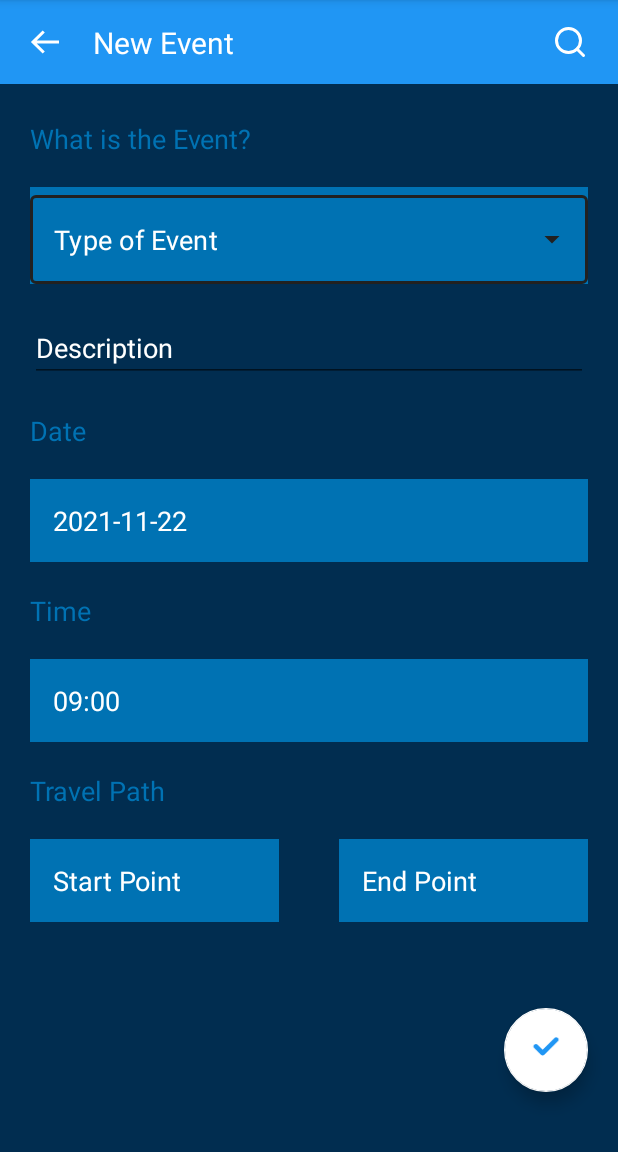
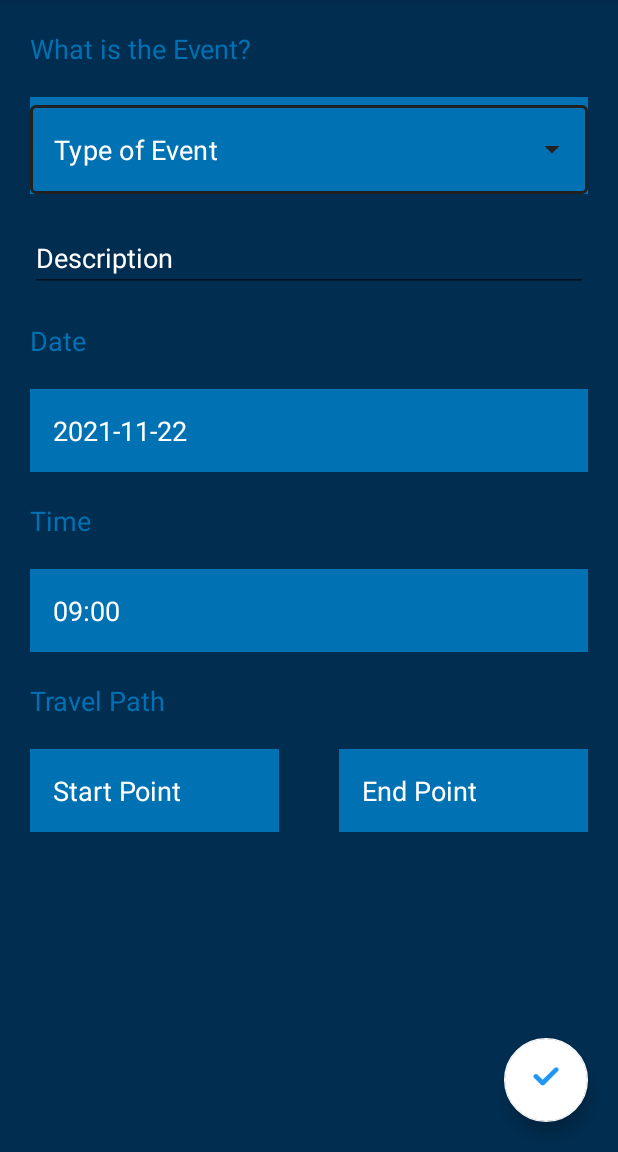
Before and after one commit to Kingbond470/Notify, an Android app: the EventActivity screen opened directly, with no data from a screen before it, on a phone screen of 412 x 824 dp, the part 84-1236 px from its top. Run offline under Robolectric (Android 15) with nearby library versions, the phone set to English and light mode, and no system bars; Roboto replaces fonts that are not available here.

```diff
--- a/app/build.gradle
+++ b/app/build.gradle
@@ -54,8 +54,6 @@ dependencies {
     implementation 'androidx.appcompat:appcompat:1.3.1'
     implementation 'com.google.android.material:material:1.4.0'
     implementation 'androidx.constraintlayout:constraintlayout:2.1.2'
-    implementation 'com.google.android.gms:play-services-maps:18.0.0'
-    implementation 'com.google.android.gms:play-services-location:18.0.0'
     testImplementation 'junit:junit:4.+'
     androidTestImplementation 'androidx.test.ext:junit:1.1.3'
     androidTestImplementation 'androidx.test.espresso:espresso-core:3.4.0'
@@ -140,4 +138,8 @@ dependencies {
     //about
     implementation 'io.github.medyo:android-about-page:2.0.0'
 
+    //google maps
+    implementation 'com.google.android.gms:play-services-maps:18.0.0'
+    implementation 'com.google.android.gms:play-services-location:18.0.0'
+
 }
--- a/app/src/debug/res/values/google_maps_api.xml
+++ b/app/src/debug/res/values/google_maps_api.xml
@@ -20,5 +20,5 @@
     Once you have your key (it starts with "AIza"), replace the "google_maps_key"
     string in this file.
     -->
-    <string name="google_maps_key" templateMergeStrategy="preserve" translatable="false">AIzaSyAq1jqNaqClhL3fYFUCn-oeUBr571l6C0s</string>
+    <string name="google_maps_key" templateMergeStrategy="preserve" translatable="false">AIzaSyAUb264JR3cKQYtyKU3EJ51pt3fpFRXAiA</string>
 </resources>
--- a/app/src/main/AndroidManifest.xml
+++ b/app/src/main/AndroidManifest.xml
@@ -42,8 +42,8 @@
             android:label="@string/title_activity_maps" />
         <activity
             android:name=".ui.profile.EditProfileActivity"
-            android:theme="@style/Theme.EditProfile"
-            android:exported="true" />
+            android:exported="true"
+            android:theme="@style/Theme.EditProfile" />
         <activity
             android:name=".ui.about.AboutActivity"
             android:exported="true" />
@@ -52,8 +52,8 @@
             android:exported="true" />
         <activity
             android:name=".ui.splash.SpalshActivity"
+            android:exported="true"
             android:theme="@style/Theme.Splash">
-            android:exported="true">
             <intent-filter>
                 <action android:name="android.intent.action.MAIN" />
 
--- a/app/src/main/java/dev/kingbond/notify/ui/home/HomeActivity.kt
+++ b/app/src/main/java/dev/kingbond/notify/ui/home/HomeActivity.kt
@@ -16,6 +16,7 @@ import de.hdodenhof.circleimageview.CircleImageView
 import dev.kingbond.notify.R
 import dev.kingbond.notify.databinding.ActivityHomeBinding
 import dev.kingbond.notify.ui.about.AboutActivity
+import dev.kingbond.notify.ui.event.EventActivity
 import dev.kingbond.notify.ui.profile.EditProfileActivity
 
 class HomeActivity : AppCompatActivity() {
@@ -132,6 +133,11 @@ class HomeActivity : AppCompatActivity() {
 
         homeBinding.fbAddNotify.setOnClickListener {
             // to show the three things -> events, task and goal
+
+            //event
+            val intent = Intent(this@HomeActivity, EventActivity::class.java)
+            startActivity(intent)
+
         }
     }
 
--- a/app/src/main/res/layout/activity_event.xml
+++ b/app/src/main/res/layout/activity_event.xml
@@ -7,6 +7,7 @@
     android:background="@color/app_background_navy_blue"
     tools:context=".ui.event.EventActivity">
 
+    <!--
         <androidx.constraintlayout.widget.ConstraintLayout
             android:layout_width="match_parent"
             android:layout_height="56dp"
@@ -46,13 +47,14 @@
                 app:layout_constraintTop_toTopOf="parent" />
 
         </androidx.constraintlayout.widget.ConstraintLayout>
+    -->
 
     <TextView
         android:id="@+id/tvWhatIsTheEvent"
         android:layout_width="wrap_content"
         android:layout_height="wrap_content"
         android:layout_marginLeft="20dp"
-        android:layout_marginTop="80dp"
+        android:layout_marginTop="20dp"
         android:fontFamily="@font/roboto_bold"
         android:text="What is the Event?"
         android:textColor="@color/app_background"
@@ -208,7 +210,7 @@
         android:layout_width="wrap_content"
         android:layout_height="wrap_content"
         android:layout_marginRight="20dp"
-        android:layout_marginBottom="40dp"
+        android:layout_marginBottom="20dp"
         app:backgroundTint="@color/white"
         app:fabSize="normal"
         app:layout_constraintBottom_toBottomOf="parent"
```
Lines whose indentation alone changed are shown as unchanged.
